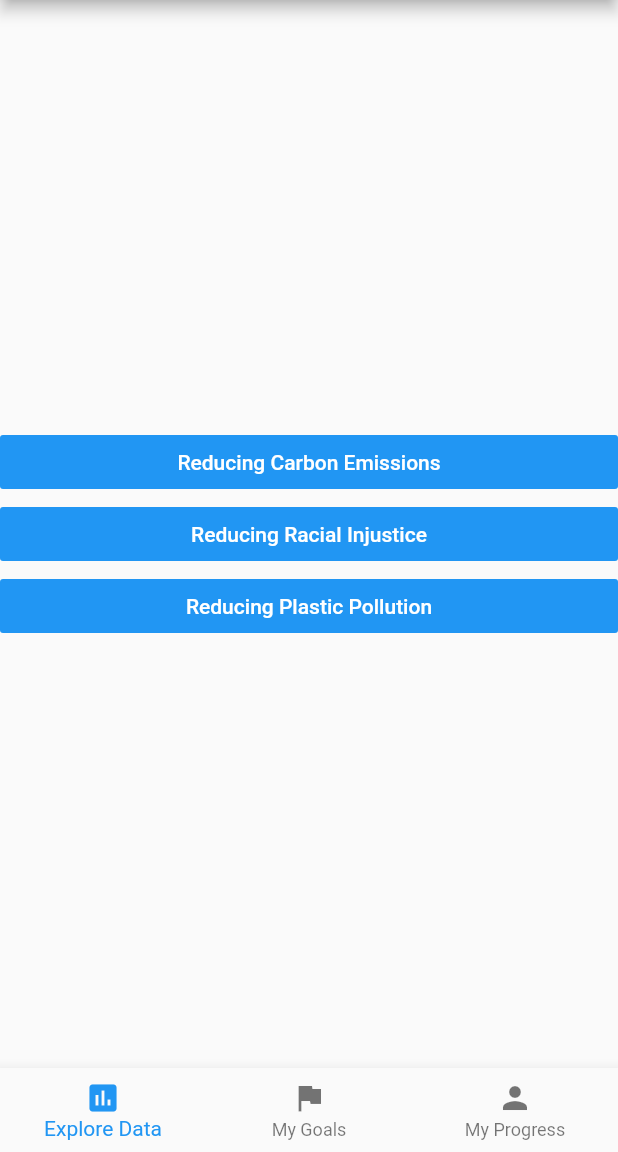
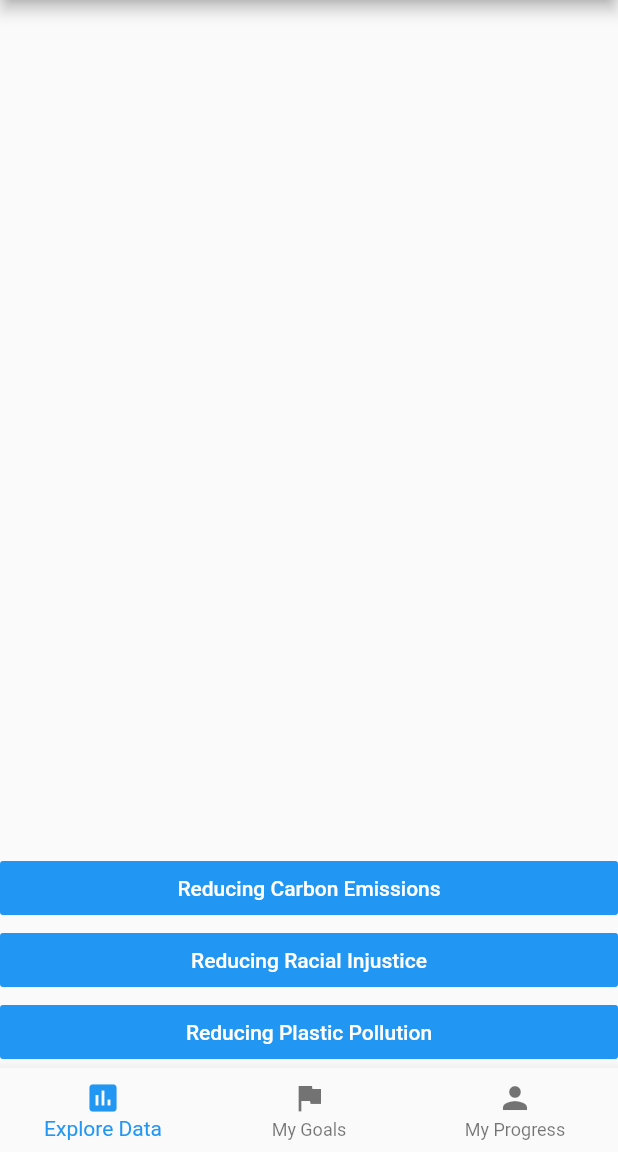
Before and after one commit to ecargnfx/save-the-planet, a Flutter app: the screen it shows after launch, on a phone screen of 412 x 824 dp, the part 84-1236 px from its top. Run offline on Flutter 3.47's test engine with Material 2 defaults, Android fonts, the phone set to English and light mode, and no system bars; our stand-ins replace charts_flutter, equatable, numberpicker; missing offline and left inert: todos_app_core.

Commit message:
pull goal fix

```diff
--- a/lib/screens/pick_options.dart
+++ b/lib/screens/pick_options.dart
@@ -6,9 +6,8 @@ class PickOptions extends StatelessWidget {
   @override
   Widget build(BuildContext context) {
     return Container(
-      child: Center(
       child: Column(
-          mainAxisAlignment: MainAxisAlignment.center,
+        mainAxisAlignment: MainAxisAlignment.end,
         crossAxisAlignment: CrossAxisAlignment.stretch,
         children: <Widget>[
 //            AvgAmtChart(
@@ -58,7 +57,6 @@ class PickOptions extends StatelessWidget {
               child: Text(kPlasticTopic)),
         ],
       ),
-      ),
     );
   }
 }
--- a/lib/screens/weekly_progress.dart
+++ b/lib/screens/weekly_progress.dart
@@ -139,10 +139,6 @@ class _WeeklyProgressState extends State<WeeklyProgress> {
   Widget build(BuildContext context) {
     return Scaffold(
       backgroundColor: Colors.grey[200],
-      appBar: AppBar(
-        title: Text("My Progress"),
-        backgroundColor: Colors.blueGrey[900],
-      ),
       body: SafeArea(
         child: Padding(
           padding: const EdgeInsets.all(8.0),
--- a/lib/widgets/nav_widget.dart
+++ b/lib/widgets/nav_widget.dart
@@ -1,6 +1,7 @@
 import 'package:flutter/material.dart';
+import 'package:flutter_hackathon/Todo.dart';
 import 'package:flutter_hackathon/screens/pick_options.dart';
-import 'package:flutter_hackathon/screens/set_goal.dart';
+import 'package:flutter_hackathon/screens/weekly_progress.dart';
 
 class Nav extends StatefulWidget {
   @override
@@ -11,7 +12,7 @@ class _NavState extends State<Nav> {
   int _currentIndex = 0;
   final List<Widget> _children = [
     PickOptions(),
-    PlaceholderWidget(Colors.blue),
+    WeeklyProgress(),
     PlaceholderWidget(Colors.orange),
   ];
 
@@ -51,13 +52,6 @@ class _NavState extends State<Nav> {
   }
 }
 
-class TestWidget extends StatelessWidget {
-  @override
-  Widget build(BuildContext context) {
-    return Container(child: Center(child: Text('Hello')));
-  }
-}
-
 class PlaceholderWidget extends StatelessWidget {
   final Color color;
 
@@ -70,3 +64,5 @@ class PlaceholderWidget extends StatelessWidget {
     );
   }
 }
+
+//TODO: get chart working, Theme data
```
Also changed, not shown: lib/constants.dart (+3 -4 lines). Lines whose indentation alone changed are shown as unchanged.
